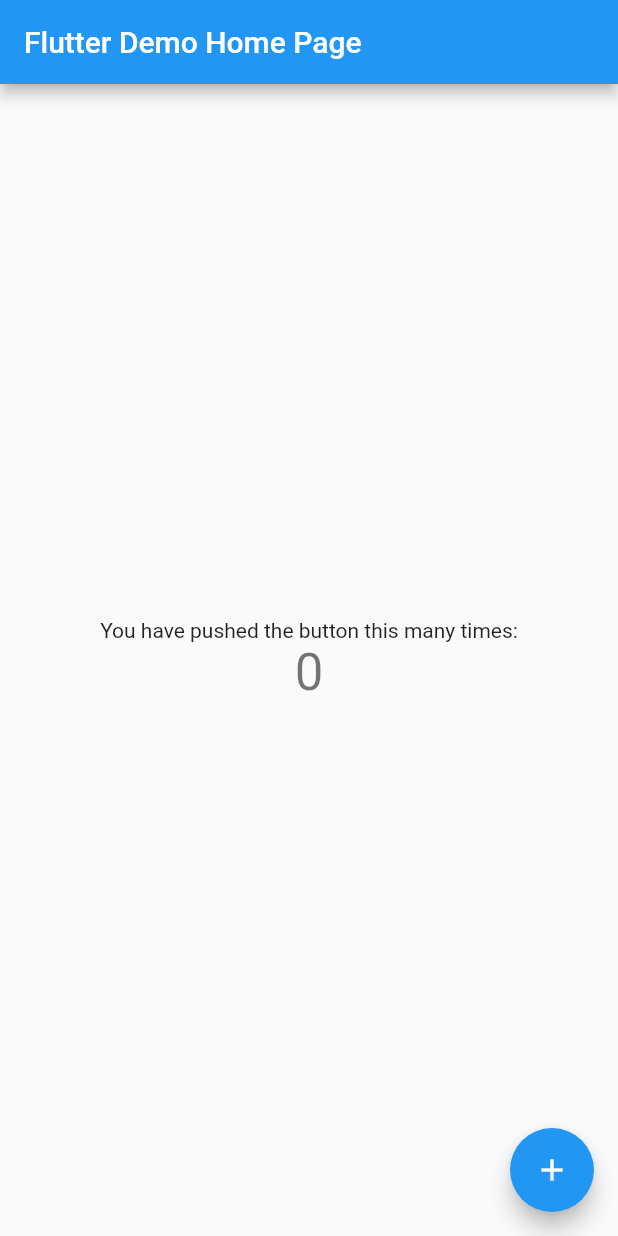
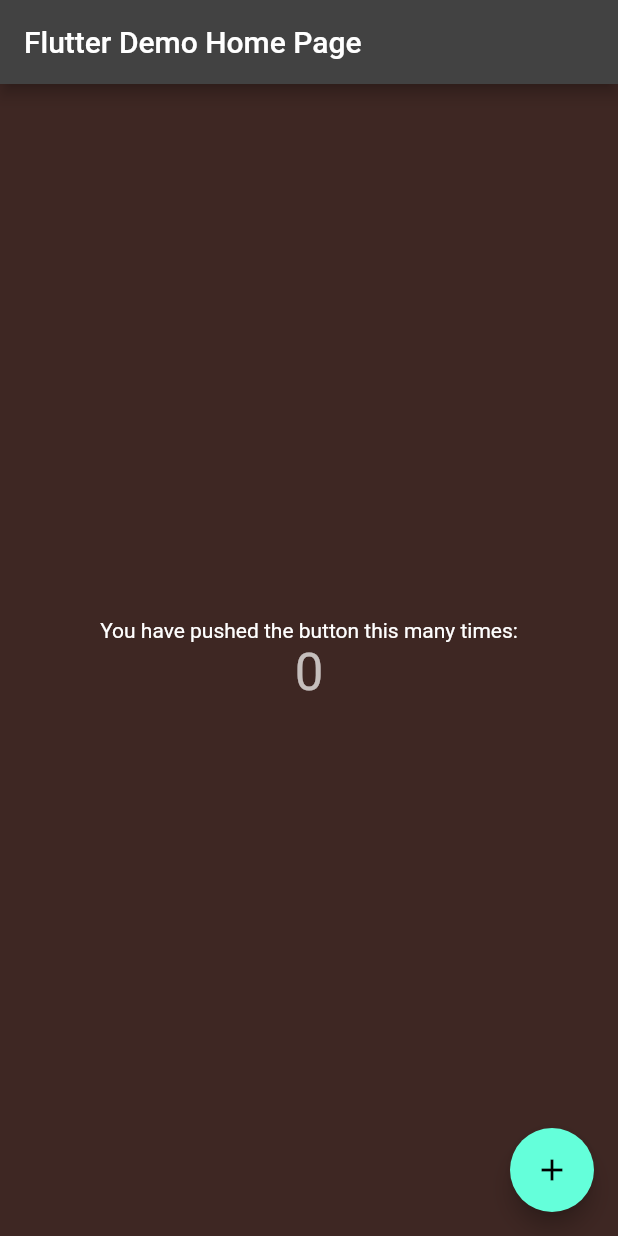
Before and after one commit to arvrdnatal/conifer_portfolio, a Flutter app: the screen it shows after launch, on a phone screen of 412 x 824 dp. Run offline on Flutter 3.47's test engine with Material 2 defaults, Android fonts, the phone set to English and light mode, and no system bars.

Commit message:
#1 definida cor inicial do ThemeData

```diff
--- a/lib/main.dart
+++ b/lib/main.dart
@@ -21,7 +21,8 @@ class MyApp extends StatelessWidget {
 
   ThemeData getDefaultThemeData() {
     return ThemeData(
-      primarySwatch: Colors.blue,
+      scaffoldBackgroundColor: Colors.brown.shade900,
+      brightness: Brightness.dark,
     );
   }
 }
```
